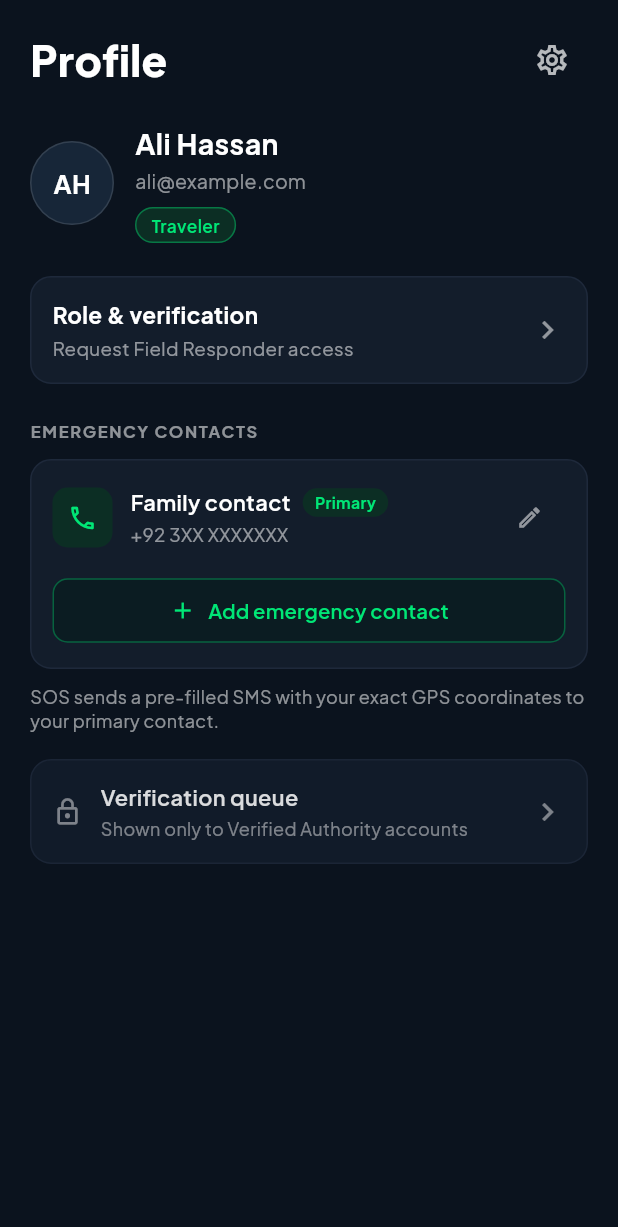
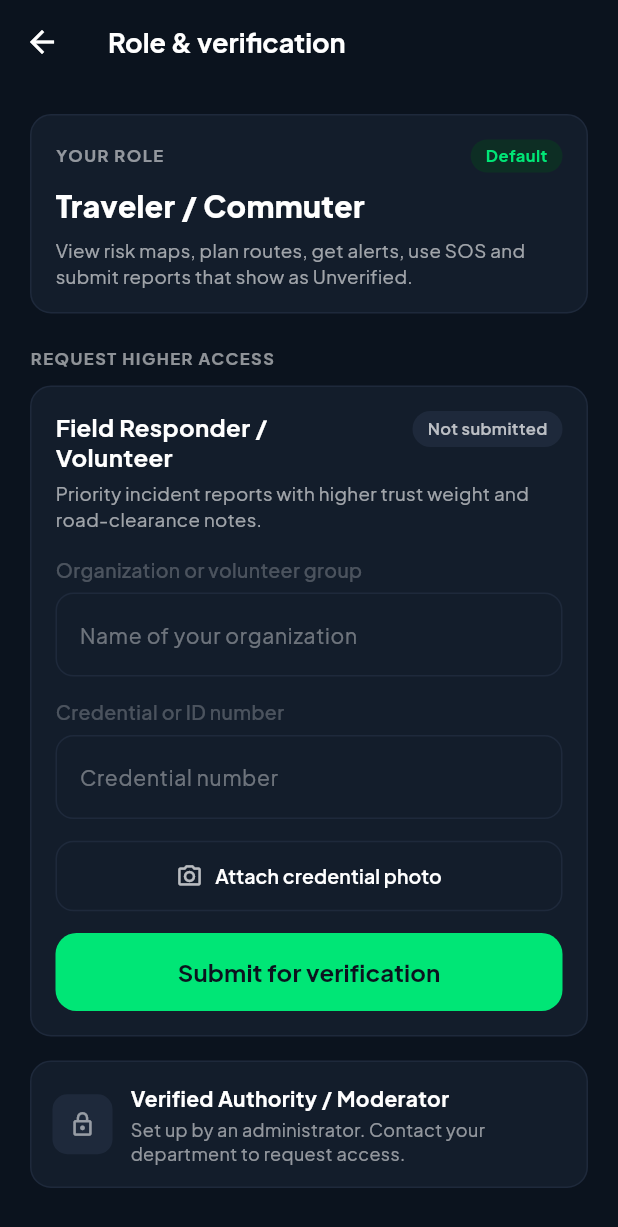
Before and after one commit to yasirkhan5476/SlopeNet, a Flutter app: the ProfileScreen screen opened directly, after a tap on "Role & verification", on a phone screen of 412 x 824 dp. Shown: the top 1227 px of the screen. Run offline on Flutter 3.47's test engine with Material 3 defaults, Android fonts, the phone set to English and light mode, and no system bars; our stand-ins replace firebase_core, flutter_dotenv, geolocator, get, google_fonts, lottie; missing offline and left inert: mapbox_maps_flutter; accounts and stored records are empty.

Commit message:
verification screen added

```diff
--- a/lib/Controller/ProfileCrontroller.dart
+++ b/lib/Controller/ProfileCrontroller.dart
@@ -2,6 +2,7 @@ import 'package:flutter/material.dart';
 import 'package:get/get.dart';
 
 import '../Component/CustomTextformField.dart';
+import '../Screen/RoleVerificationscreen.dart';
 
 
 class ProfileController extends GetxController {
@@ -25,7 +26,7 @@ class ProfileController extends GetxController {
   }
 
   void openRoleVerification() {
-    // Get.to(() => RoleVerificationScreen());
+    Get.to(() => RoleVerificationScreen());
   }
 
   void openVerificationQueue() {
--- a/lib/Controller/RoleBase.dart
+++ /dev/null
@@ -1,43 +0,0 @@
-import 'package:flutter/cupertino.dart';
-import 'package:get/get.dart';
-enum UserRole {
-  traveler, fieldResponder, verifiedAuthority
-}
-class Rolebase extends GetxController{
-  final Rx<UserRole> currentRole = UserRole.traveler.obs;
-  final RxString verificationStatus = "Not submitted".obs; // Not submitted | Pending | Verified
-  final RxString attachedFileName = "".obs;
-
-  // Form controllers
-  final GlobalKey<FormState> formKey = GlobalKey<FormState>();
-  final TextEditingController orgController = TextEditingController();
-  final TextEditingController credentialController = TextEditingController();
-
-  final RxList<Map<String, String>> pendingRequests = [
-  {
-  "id": "1",
-  "name": "Usman Tariq",
-  "org": "Gilgit Rescue Volunteers",
-  "credentialId": "GRV-2048",
-  "submittedAt": "2h ago",
-  },
-  {
-  "id": "2",
-  "name": "Sanaullah Baig",
-  "org": "Skardu Highway Patrol",
-  "credentialId": "SHP-8812",
-  "submittedAt": "5h ago",
-  },
-  ].obs;
-  String get roleTitle {
-    switch (currentRole.value) {
-      case UserRole.traveler:
-        return "Traveler / Commuter";
-      case UserRole.fieldResponder:
-        return "Field Responder / Volunteer";
-      case UserRole.verifiedAuthority:
-        return "Verified Authority / Moderator";
-    }
-  }
-
-}
--- /dev/null
+++ b/lib/Controller/RoleController.dart
@@ -0,0 +1,82 @@
+import 'package:flutter/cupertino.dart';
+import 'package:get/get.dart';
+enum UserRole {
+  traveler, fieldResponder, verifiedAuthority
+}
+class RoleController extends GetxController{
+  final Rx<UserRole> currentRole = UserRole.traveler.obs;
+  final RxString verificationStatus = "Not submitted".obs; // Not submitted | Pending | Verified
+  final RxString attachedFileName = "".obs;
+
+  // Form controllers
+  final GlobalKey<FormState> formKey = GlobalKey<FormState>();
+  final TextEditingController orgController = TextEditingController();
+  final TextEditingController credentialController = TextEditingController();
+
+  final RxList<Map<String, String>> pendingRequests = [
+  {
+  "id": "1",
+  "name": "Usman Tariq",
+  "org": "Gilgit Rescue Volunteers",
+  "credentialId": "GRV-2048",
+  "submittedAt": "2h ago",
+  },
+  {
+  "id": "2",
+  "name": "Sanaullah Baig",
+  "org": "Skardu Highway Patrol",
+  "credentialId": "SHP-8812",
+  "submittedAt": "5h ago",
+  },
+  ].obs;
+  String get roleTitle {
+    switch (currentRole.value) {
+      case UserRole.traveler:
+        return "Traveler / Commuter";
+      case UserRole.fieldResponder:
+        return "Field Responder / Volunteer";
+      case UserRole.verifiedAuthority:
+        return "Verified Authority / Moderator";
+    }
+  }
+  String get roleDescription {
+    switch (currentRole.value) {
+      case UserRole.traveler:
+        return "View risk maps, plan routes, get alerts, use SOS and submit reports that show as Unverified.";
+      case UserRole.fieldResponder:
+        return "Submit priority incident reports with higher trust weight and post road-clearance notes.";
+      case UserRole.verifiedAuthority:
+        return "Review responder credentials, verify community reports, and publish official route advisories.";
+    }
+  }
+
+  void pickCredentialPhotoMock() {
+    attachedFileName.value = "responder_id_card.jpg";
+  }
+
+  void submitRequest() {
+    if (!formKey.currentState!.validate()) return;
+    verificationStatus.value = "Pending";
+    Get.snackbar(
+      "Submitted",
+      "Verification request saved locally. Connect Firebase to send for review.",
+      snackPosition: SnackPosition.BOTTOM,
+    );
+  }
+
+  void approveRequest(String id) {
+    pendingRequests.removeWhere((item) => item["id"] == id);
+  }
+
+  void rejectRequest(String id) {
+    pendingRequests.removeWhere((item) => item["id"] == id);
+  }
+
+  @override
+  void onClose() {
+    orgController.dispose();
+    credentialController.dispose();
+    super.onClose();
+  }
+
+}
--- a/lib/Screen/MapScreen.dart
+++ b/lib/Screen/MapScreen.dart
@@ -1,5 +1,4 @@
 import 'package:flutter/material.dart';
-import 'package:flutter/widgets.dart';
 import 'package:get/get.dart';
 import 'package:mapbox_maps_flutter/mapbox_maps_flutter.dart';
 import 'package:geolocator/geolocator.dart' as geo;
@@ -7,7 +6,7 @@ import 'package:slope_net/Controller/MapLocationController.dart';
 
 class Mapscreen extends StatelessWidget {
   Mapscreen({super.key}) {
-    // Controller ready hone par automatic map settings update karne ke liye listener
+
     ever(locationController.isLcoationReady, (isReady) {
       if (isReady) {
         _updateMapLocationSettings();
@@ -23,21 +22,16 @@ class Mapscreen extends StatelessWidget {
   @override
   Widget build(BuildContext context) {
     return Scaffold(
-      body: Stack(
-        children: [
-          MapWidget(
-            onMapCreated: (controller) {
+      body: MapWidget(
+        onMapCreated: (controller) async {
           mapboxMapController.value = controller;
+          await _configureMapOrnaments(controller);
           if (locationController.isLcoationReady.value) {
             _updateMapLocationSettings();
           }
         },
       ),
-
-          Positioned(
-            bottom: 40,
-            right: 20,
-            child: FloatingActionButton(
+      floatingActionButton:  FloatingActionButton(
         backgroundColor: Colors.teal,
         child: const Icon(Icons.my_location, color: Colors.white),
         onPressed: () async {
@@ -66,8 +60,20 @@ class Mapscreen extends StatelessWidget {
           }
         },
       ),
+    );
+  }
+
+  Future<void>
+  _configureMapOrnaments(MapboxMap controller) async {
+    const double bottomClearance = 16.0;
+    await controller.logo.updateSettings(
+      LogoSettings(
+          enabled: false
       ),
-        ],
+    );
+    await controller.attribution.updateSettings(
+      AttributionSettings(
+        enabled: false
       ),
     );
   }
--- /dev/null
+++ b/lib/Screen/RoleVerificationscreen.dart
@@ -0,0 +1,274 @@
+import 'package:flutter/material.dart';
+import 'package:get/get.dart';
+import 'package:slope_net/Component/CustomTextButton.dart';
+import 'package:slope_net/Component/CustomTextformField.dart';
+import 'package:slope_net/Utils/AppColors.dart';
+import '../Controller/RoleController.dart';
+
+class RoleVerificationScreen extends StatelessWidget {
+  RoleVerificationScreen({super.key});
+
+  final RoleController controller = Get.put(RoleController());
+
+  @override
+  Widget build(BuildContext context) {
+    return Scaffold(
+      backgroundColor: Appcolors.backgroundcolor,
+      appBar: AppBar(
+        backgroundColor: Appcolors.backgroundcolor,
+        elevation: 0,
+        leading: IconButton(
+          icon: const Icon(Icons.arrow_back, color: Colors.white),
+          onPressed: () => Get.back(),
+        ),
+        title: const Text(
+          "Role & verification",
+          style: TextStyle(color: Colors.white, fontSize: 18, fontWeight: FontWeight.w700),
+        ),
+      ),
+      body: SafeArea(
+        child: SingleChildScrollView(
+          padding: const EdgeInsets.all(20),
+          child: Column(
+            crossAxisAlignment: CrossAxisAlignment.start,
+            children: [
+              // 1. Current Role Card
+              Obx(
+                    () => Container(
+                  width: double.infinity,
+                  padding: const EdgeInsets.all(16),
+                  decoration: BoxDecoration(
+                    color: Appcolors.Fieldbackcolor,
+                    borderRadius: BorderRadius.circular(14),
+                    border: Border.all(color: Appcolors.FieldBorder),
+                  ),
+                  child: Column(
+                    crossAxisAlignment: CrossAxisAlignment.start,
+                    children: [
+                      Row(
+                        mainAxisAlignment: MainAxisAlignment.spaceBetween,
+                        children: [
+                          const Text(
+                            "YOUR ROLE",
+                            style: TextStyle(
+                              color: Colors.white54,
+                              fontSize: 11,
+                              fontWeight: FontWeight.w700,
+                              letterSpacing: 1,
+                            ),
+                          ),
+                          Container(
+                            padding: const EdgeInsets.symmetric(horizontal: 10, vertical: 3),
+                            decoration: BoxDecoration(
+                              color: const Color(0xFF0D2E24),
+                              borderRadius: BorderRadius.circular(12),
+                            ),
+                            child: Text(
+                              controller.currentRole.value == UserRole.traveler ? "Default" : "Active",
+                              style: const TextStyle(
+                                color: Color(0xFF00E676),
+                                fontSize: 11,
+                                fontWeight: FontWeight.bold,
+                              ),
+                            ),
+                          ),
+                        ],
+                      ),
+                      const SizedBox(height: 8),
+                      Text(
+                        controller.roleTitle,
+                        style: const TextStyle(
+                          color: Colors.white,
+                          fontSize: 20,
+                          fontWeight: FontWeight.w800,
+                        ),
+                      ),
+                      const SizedBox(height: 6),
+                      Text(
+                        controller.roleDescription,
+                        style: const TextStyle(color: Colors.white60, fontSize: 12.5, height: 1.4),
+                      ),
+                    ],
+                  ),
+                ),
+              ),
+              const SizedBox(height: 22),
+
+              // 2. Section Label
+              const Text(
+                "REQUEST HIGHER ACCESS",
+                style: TextStyle(
+                  color: Colors.white54,
+                  fontSize: 11,
+                  fontWeight: FontWeight.w700,
+                  letterSpacing: 1,
+                ),
+              ),
+              const SizedBox(height: 10),
+
+              // 3. Field Responder / Volunteer Request Card
+              Container(
+                width: double.infinity,
+                padding: const EdgeInsets.all(16),
+                decoration: BoxDecoration(
+                  color: Appcolors.Fieldbackcolor,
+                  borderRadius: BorderRadius.circular(14),
+                  border: Border.all(color: Appcolors.FieldBorder),
+                ),
+                child: Form(
+                  key: controller.formKey,
+                  child: Column(
+                    crossAxisAlignment: CrossAxisAlignment.start,
+                    children: [
+                      Row(
+                        crossAxisAlignment: CrossAxisAlignment.start,
+                        children: [
+                          const Expanded(
+                            child: Text(
+                              "Field Responder /\nVolunteer",
+                              style: TextStyle(
+                                color: Colors.white,
+                                fontSize: 16,
+                                fontWeight: FontWeight.w700,
+                                height: 1.25,
+                              ),
+                            ),
+                          ),
+                          Obx(
+                                () => Container(
+                              padding: const EdgeInsets.symmetric(horizontal: 10, vertical: 4),
+                              decoration: BoxDecoration(
+                                color: const Color(0xFF1E293B),
+                                borderRadius: BorderRadius.circular(12),
+                              ),
+                              child: Text(
+                                controller.verificationStatus.value,
+                                style: const TextStyle(
+                                  color: Colors.white70,
+                                  fontSize: 11,
+                                  fontWeight: FontWeight.w600,
+                                ),
+                              ),
+                            ),
+                          ),
+                        ],
+                      ),
+                      const SizedBox(height: 6),
+                      const Text(
+                        "Priority incident reports with higher trust weight and road-clearance notes.",
+                        style: TextStyle(color: Colors.white60, fontSize: 12.5, height: 1.4),
+                      ),
+                      const SizedBox(height: 16),
+
+                      Customtextformfield(
+                        controller: controller.orgController,
+                        label: "Organization or volunteer group",
+                        hinText: "Name of your organization",
+                        validator: (v) => (v == null || v.trim().isEmpty) ? "Enter organization name" : null,
+                      ),
+                      const SizedBox(height: 14),
+
+                      Customtextformfield(
+                        controller: controller.credentialController,
+                        label: "Credential or ID number",
+                        hinText: "Credential number",
+                        validator: (v) => (v == null || v.trim().isEmpty) ? "Enter credential number" : null,
+                      ),
+                      const SizedBox(height: 14),
+
+                      // Attach Credential Photo Button
+                      Obx(
+                            () => SizedBox(
+                          width: double.infinity,
+                          child: OutlinedButton.icon(
+                            style: OutlinedButton.styleFrom(
+                              foregroundColor: Colors.white,
+                              side: BorderSide(color: Appcolors.FieldBorder),
+                              shape: RoundedRectangleBorder(borderRadius: BorderRadius.circular(12)),
+                              padding: const EdgeInsets.symmetric(vertical: 14, horizontal: 12),
+                            ),
+                            onPressed: controller.pickCredentialPhotoMock,
+                            icon: Icon(
+                              controller.attachedFileName.isEmpty
+                                  ? Icons.camera_alt_outlined
+                                  : Icons.check_circle_outline,
+                              color: controller.attachedFileName.isEmpty
+                                  ? Colors.white70
+                                  : const Color(0xFF00E676),
+                              size: 18,
+                            ),
+                            label: Text(
+                              controller.attachedFileName.isEmpty
+                                  ? "Attach credential photo"
+                                  : controller.attachedFileName.value,
+                              style: const TextStyle(fontWeight: FontWeight.w600, fontSize: 13),
+                            ),
+                          ),
+                        ),
+                      ),
+                      const SizedBox(height: 14),
+
+                      CustomTextButton(
+                        Textfield: "Submit for verification",
+                        backgroundColor: Appcolors.buttonbackcolor,
+                        textColor: Appcolors.buttonTextcolor,
+                        onPressed: controller.submitRequest,
+                      ),
+                    ],
+                  ),
+                ),
+              ),
+              SizedBox(height: 16),
+              Container(
+                width: double.infinity,
+                padding: const EdgeInsets.all(14),
+                decoration: BoxDecoration(
+                  color: Appcolors.Fieldbackcolor,
+                  borderRadius: BorderRadius.circular(14),
+                  border: Border.all(color: Appcolors.FieldBorder),
+                ),
+                child: Row(
+                  children: [
+                    Container(
+                      width: 40,
+                      height: 40,
+                      decoration: BoxDecoration(
+                        color: const Color(0xFF1E293B),
+                        borderRadius: BorderRadius.circular(10),
+                      ),
+                      child: const Icon(Icons.lock_outline, color: Colors.white54, size: 18),
+                    ),
+                    const SizedBox(width: 12),
+                    const Expanded(
+                      child: Column(
+                        crossAxisAlignment: CrossAxisAlignment.start,
+                        children: [
+                          Text(
+                            "Verified Authority / Moderator",
+                            style: TextStyle(
+                              color: Colors.white,
+                              fontWeight: FontWeight.w700,
+                              fontSize: 14,
+                            ),
+                          ),
+                          SizedBox(height: 3),
+                          Text(
+                            "Set up by an administrator. Contact your department to request access.",
+                            style: TextStyle(color: Colors.white54, fontSize: 12, height: 1.35),
+                          ),
+                        ],
+                      ),
+                    ),
+                  ],
+                ),
+              ),
+               SizedBox(height: 18),
+
+
+            ],
+          ),
+        ),
+      ),
+    );
+  }
+}
--- a/lib/main.dart
+++ b/lib/main.dart
@@ -36,7 +36,7 @@ class MyApp extends StatelessWidget {
 
         colorScheme: ColorScheme.fromSeed(seedColor: Colors.deepPurple),
       ),
-      home:  SplashScreen(),
+      home:  RootScreen(),
     );
   }
 }
```
Also changed, not shown: 1 other file. Lines whose indentation alone changed are shown as unchanged.
